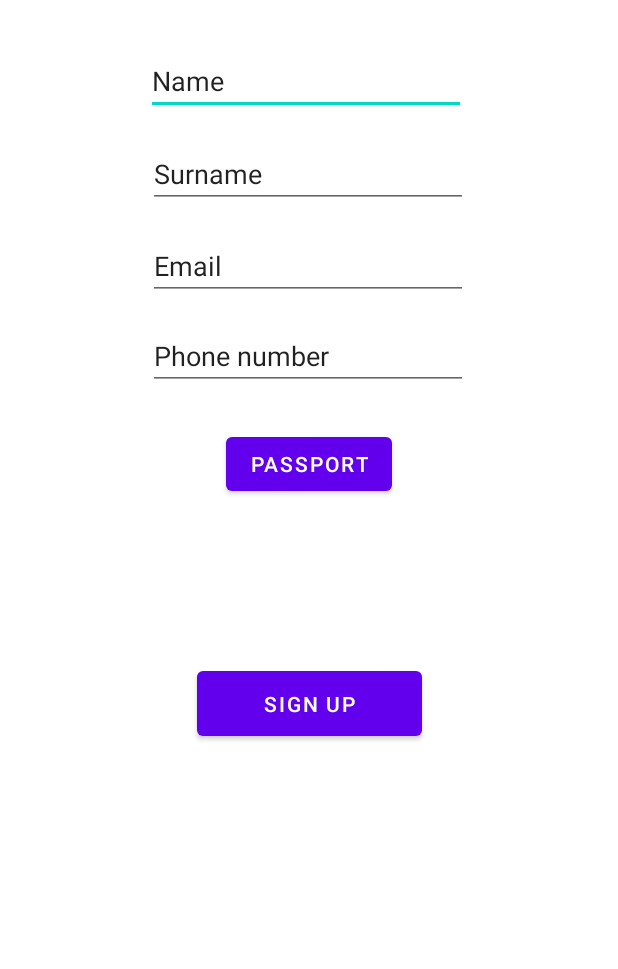
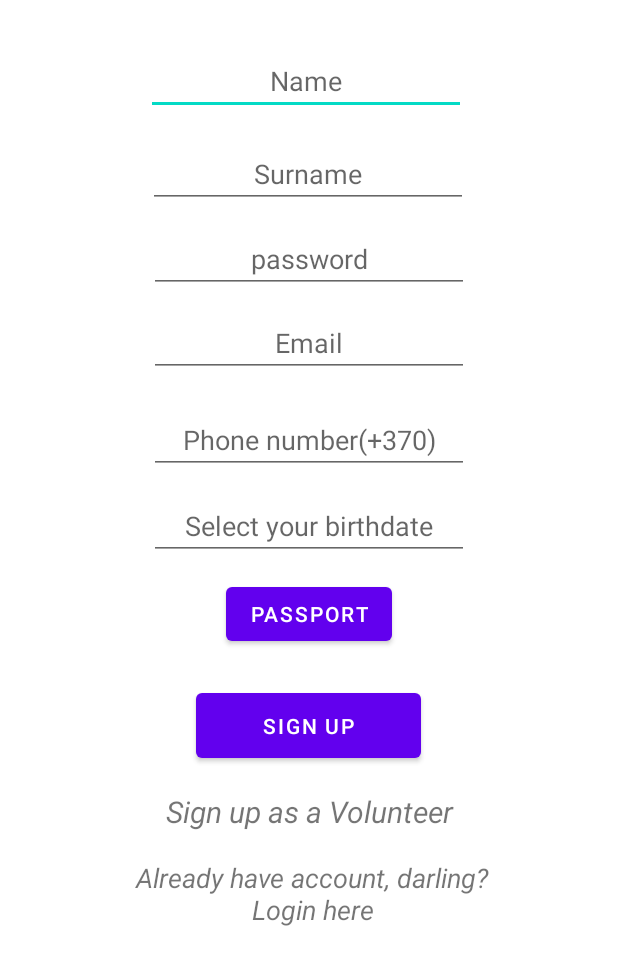
Before and after one commit to Coding-AI-with-html/RedVolunteer, an Android app: the layout register_helpseeker.xml on its own in the app's theme, with its tools: preview values and no code run, on a phone screen of 412 x 824 dp, the part 267-1236 px from its top. Run offline under Robolectric (Android 15) with nearby library versions, the phone set to English and light mode, and no system bars.

Commit message:
Playing with layout files, preparing for firebase stuff

```diff
--- a/app/src/main/java/LoginAndRegister/Register.java
+++ b/app/src/main/java/LoginAndRegister/RegisterVolunteer.java
@@ -2,7 +2,7 @@ package LoginAndRegister;
 
 import androidx.appcompat.app.AppCompatActivity;
 
-public class Register  extends AppCompatActivity {
+public class RegisterVolunteer extends AppCompatActivity {
 
 
 }
--- a/app/src/main/res/layout/login.xml
+++ b/app/src/main/res/layout/register_helpseeker.xml
@@ -1,10 +1,10 @@
 <?xml version="1.0" encoding="utf-8"?>
-<androidx.constraintlayout.widget.ConstraintLayout
-    xmlns:android="http://schemas.android.com/apk/res/android"
+<androidx.constraintlayout.widget.ConstraintLayout xmlns:android="http://schemas.android.com/apk/res/android"
     xmlns:app="http://schemas.android.com/apk/res-auto"
     xmlns:tools="http://schemas.android.com/tools"
     android:layout_width="match_parent"
     android:layout_height="match_parent">
+
     <TextView
         android:id="@+id/textView"
         android:layout_width="wrap_content"
@@ -20,12 +20,13 @@
         app:layout_constraintVertical_bias="0.185" />
 
     <EditText
-        android:id="@+id/editTextTextPersonName"
+        android:id="@+id/PersonNameX"
         android:layout_width="wrap_content"
         android:layout_height="wrap_content"
         android:ems="10"
         android:inputType="textPersonName"
-        android:text="Name"
+        android:hint="Name"
+        android:textAlignment="center"
         app:layout_constraintBottom_toBottomOf="parent"
         app:layout_constraintEnd_toEndOf="parent"
         app:layout_constraintHorizontal_bias="0.489"
@@ -34,50 +35,52 @@
         app:layout_constraintVertical_bias="0.052" />
 
     <EditText
-        android:id="@+id/editTextTextPersonName2"
+        android:id="@+id/PersonSurnameX"
         android:layout_width="wrap_content"
         android:layout_height="wrap_content"
         android:ems="10"
         android:inputType="textPersonName"
-        android:text="Surname"
+        android:hint="Surname"
+        android:textAlignment="center"
         app:layout_constraintBottom_toBottomOf="parent"
         app:layout_constraintEnd_toEndOf="parent"
         app:layout_constraintHorizontal_bias="0.497"
         app:layout_constraintStart_toStartOf="parent"
-        app:layout_constraintTop_toBottomOf="@+id/editTextTextPersonName"
+        app:layout_constraintTop_toBottomOf="@+id/PersonNameX"
         app:layout_constraintVertical_bias="0.032" />
 
+    <!--BUTTON TO TAKE A PHOTO OF A PASSPORT -->
+
     <EditText
-        android:id="@+id/editTextTextEmailAddress2"
+        android:id="@+id/EmailAddressX"
         android:layout_width="wrap_content"
         android:layout_height="wrap_content"
         android:ems="10"
         android:inputType="textEmailAddress"
-        android:text="Email"
+        android:hint="Email"
+        android:textAlignment="center"
         app:layout_constraintBottom_toBottomOf="parent"
         app:layout_constraintEnd_toEndOf="parent"
-        app:layout_constraintHorizontal_bias="0.497"
         app:layout_constraintStart_toStartOf="parent"
-        app:layout_constraintTop_toBottomOf="@+id/editTextTextPersonName2"
-        app:layout_constraintVertical_bias="0.034" />
+        app:layout_constraintTop_toBottomOf="@+id/PersonSurnameX"
+        app:layout_constraintVertical_bias="0.146" />
 
     <EditText
         android:id="@+id/editTextPhone"
         android:layout_width="wrap_content"
         android:layout_height="wrap_content"
         android:ems="10"
+        android:hint="Phone number(+370)"
         android:inputType="phone"
-        android:text="Phone number"
+        android:textAlignment="center"
         app:layout_constraintBottom_toBottomOf="parent"
         app:layout_constraintEnd_toEndOf="parent"
-        app:layout_constraintHorizontal_bias="0.497"
         app:layout_constraintStart_toStartOf="parent"
-        app:layout_constraintTop_toBottomOf="@+id/editTextTextEmailAddress2"
-        app:layout_constraintVertical_bias="0.037" />
+        app:layout_constraintTop_toBottomOf="@+id/EmailAddressX"
+        app:layout_constraintVertical_bias="0.055" />
 
-    <!--BUTTON TO TAKE A PHOTO OF A PASSPORT -->
     <Button
-        android:id="@+id/button3"
+        android:id="@+id/AddPassport"
         android:layout_width="wrap_content"
         android:layout_height="wrap_content"
         android:text="Passport"
@@ -85,18 +88,19 @@
         app:layout_constraintEnd_toEndOf="parent"
         app:layout_constraintStart_toStartOf="parent"
         app:layout_constraintTop_toBottomOf="@+id/editTextPhone"
-        app:layout_constraintVertical_bias="0.074" />
+        app:layout_constraintVertical_bias="0.245" />
 
     <Button
-        android:id="@+id/button4"
+        android:id="@+id/BtnSignUp"
         android:layout_width="150dp"
         android:layout_height="55dp"
         android:text="Sign Up"
         app:layout_constraintBottom_toBottomOf="parent"
         app:layout_constraintEnd_toEndOf="parent"
+        app:layout_constraintHorizontal_bias="0.498"
         app:layout_constraintStart_toStartOf="parent"
-        app:layout_constraintTop_toBottomOf="@+id/button3"
-        app:layout_constraintVertical_bias="0.42" />
+        app:layout_constraintTop_toBottomOf="@+id/AddPassport"
+        app:layout_constraintVertical_bias="0.142" />
 
     <ImageView
         android:id="@+id/imageView"
@@ -108,4 +112,61 @@
         app:layout_constraintTop_toTopOf="parent"
         app:srcCompat="@drawable/redvolunteer" />
 
+    <TextView
+        android:id="@+id/SignUpVolunteer"
+        android:layout_width="305dp"
+        android:layout_height="35dp"
+        android:text="Sign up as a Volunteer"
+        android:textAlignment="center"
+        android:textSize="20sp"
+        android:textStyle="italic"
+        app:layout_constraintBottom_toBottomOf="parent"
+        app:layout_constraintEnd_toEndOf="parent"
+        app:layout_constraintHorizontal_bias="0.497"
+        app:layout_constraintStart_toStartOf="parent"
+        app:layout_constraintTop_toBottomOf="@+id/BtnSignUp"
+        app:layout_constraintVertical_bias="0.159" />
+
+    <TextView
+        android:id="@+id/BackLogin"
+        android:layout_width="255dp"
+        android:layout_height="45dp"
+        android:text="Already have account, darling? Login here"
+        android:textSize="18sp"
+        android:textStyle="italic"
+        android:textAlignment="center"
+        app:layout_constraintBottom_toBottomOf="parent"
+        app:layout_constraintEnd_toEndOf="parent"
+        app:layout_constraintHorizontal_bias="0.515"
+        app:layout_constraintStart_toStartOf="parent"
+        app:layout_constraintTop_toBottomOf="@+id/SignUpVolunteer"
+        app:layout_constraintVertical_bias="0.263" />
+
+    <EditText
+        android:id="@+id/XPassword"
+        android:layout_width="wrap_content"
+        android:layout_height="wrap_content"
+        android:ems="10"
+        android:hint="password"
+        android:textAlignment="center"
+        android:inputType="textPassword"
+        app:layout_constraintBottom_toTopOf="@+id/EmailAddressX"
+        app:layout_constraintEnd_toEndOf="parent"
+        app:layout_constraintStart_toStartOf="parent"
+        app:layout_constraintTop_toBottomOf="@+id/PersonSurnameX" />
+
+    <EditText
+        android:id="@+id/editTextDate2"
+        android:layout_width="wrap_content"
+        android:layout_height="wrap_content"
+        android:ems="10"
+        android:inputType="date"
+        android:hint="Select your birthdate"
+        android:textAlignment="center"
+        app:layout_constraintBottom_toTopOf="@+id/AddPassport"
+        app:layout_constraintEnd_toEndOf="parent"
+        app:layout_constraintStart_toStartOf="parent"
+        app:layout_constraintTop_toBottomOf="@+id/editTextPhone" />
+
+
 </androidx.constraintlayout.widget.ConstraintLayout>
```
Also changed, not shown: app/src/main/java/LoginAndRegister/RegisterX.java (added, +8 -0 lines), app/src/main/res/layout/register_volunteer.xml (added, +90 -0 lines).
